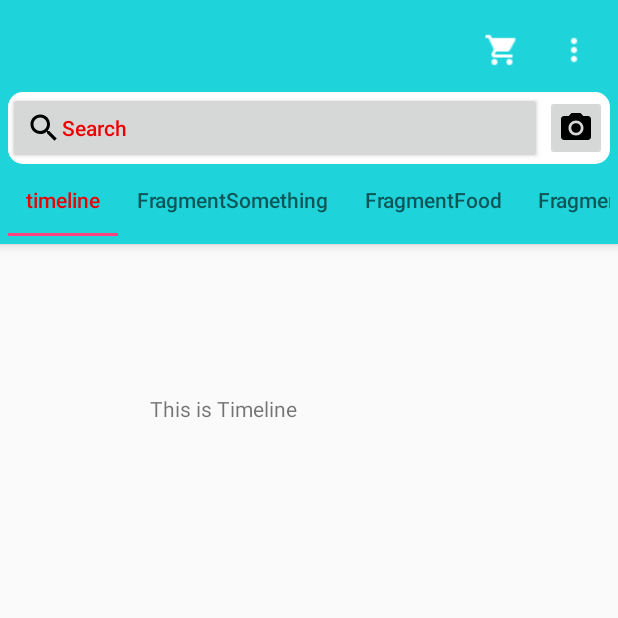
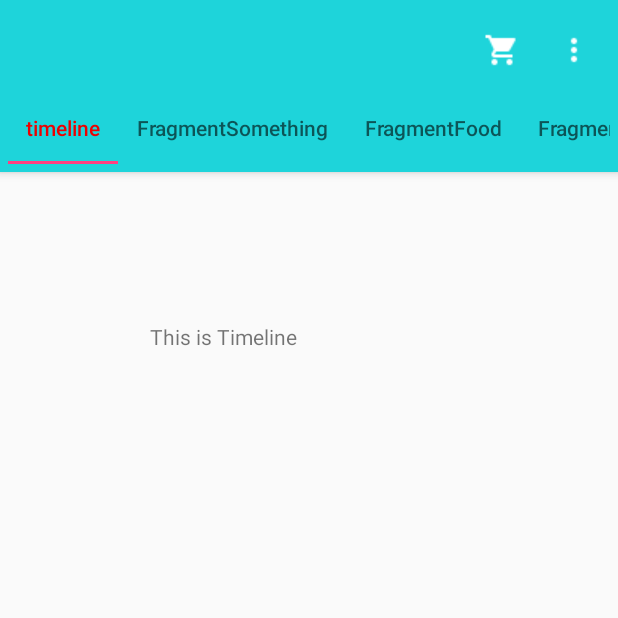
Before and after one commit to GroupSeven/Food, an Android app: the screen it shows after launch (MainActivity), on a phone screen of 412 x 824 dp, the top half of it. Run offline under Robolectric (Android 15) with nearby library versions, the phone set to English and light mode, and no system bars; our stand-ins replace ButterKnife.

```diff
--- a/app/src/main/res/layout/activity_main.xml
+++ b/app/src/main/res/layout/activity_main.xml
@@ -26,30 +26,7 @@
 
             </android.support.v7.widget.Toolbar>
 
-            <LinearLayout
-                android:layout_width="match_parent"
-                android:layout_height="wrap_content"
-                android:background="@drawable/bg_search"
-                android:orientation="horizontal">
 
-                <Button
-                    android:layout_width="match_parent"
-                    android:layout_height="wrap_content"
-                    android:layout_gravity="start"
-                    android:layout_weight="3"
-                    android:drawableLeft="@drawable/ic_search_black_24px"
-                    android:text="@string/search"
-                    android:textAlignment="viewStart"
-                    android:textAllCaps="false" />
-
-                <ImageButton
-                    android:id="@+id/imageButton"
-                    android:layout_width="41dp"
-                    android:layout_height="wrap_content"
-                    android:layout_gravity="center"
-                    android:layout_margin="2dp"
-                    android:src="@drawable/ic_photo_camera_black_24px" />
-            </LinearLayout>
 
             <android.support.design.widget.TabLayout
                 android:id="@+id/tabs"
```
